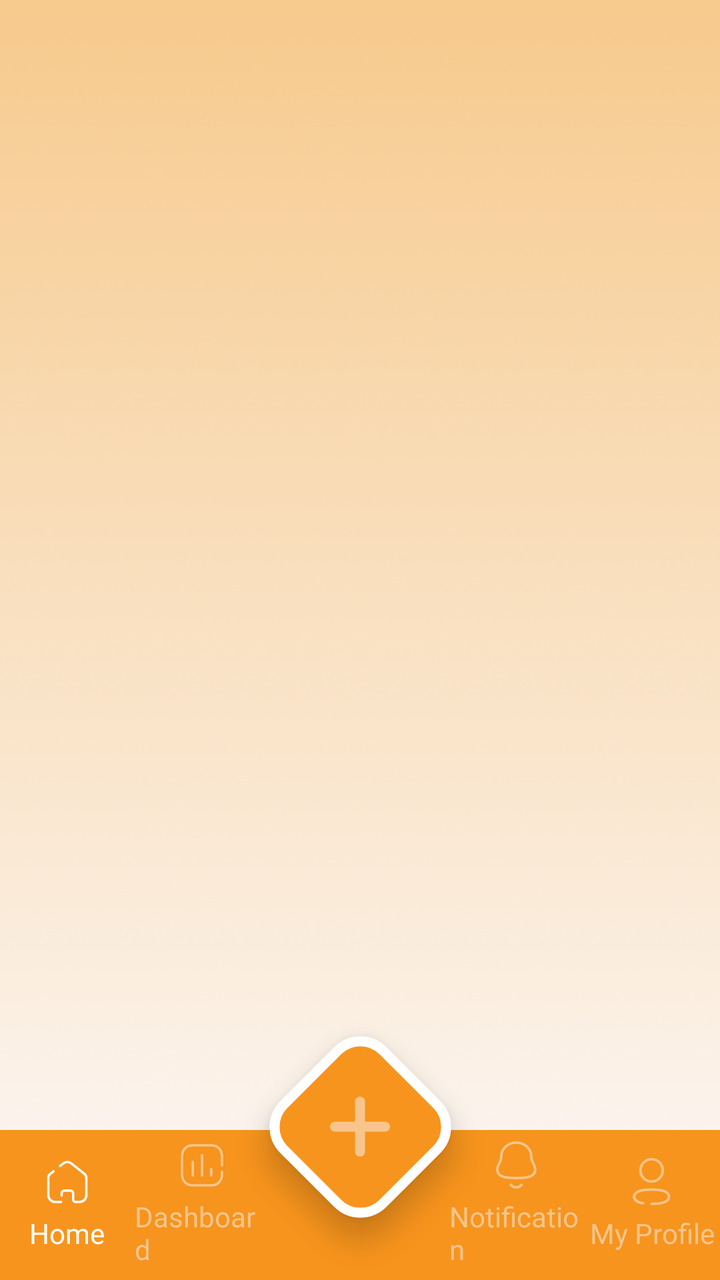
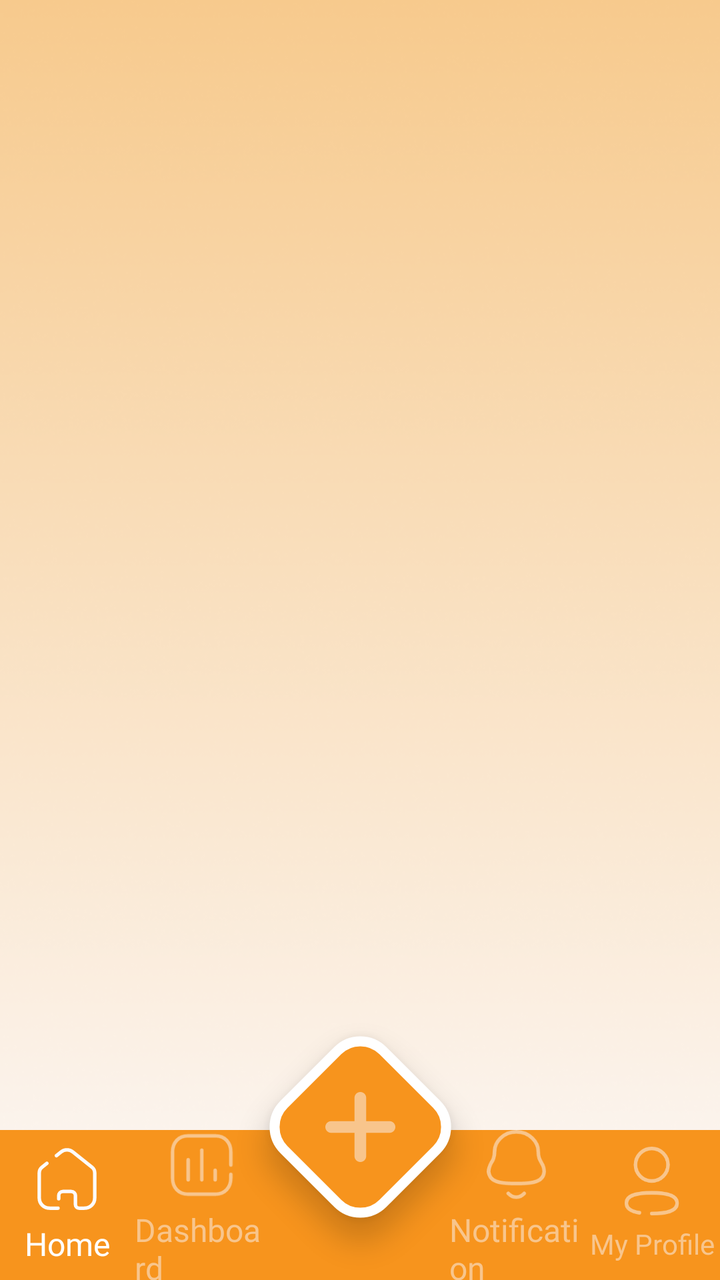

An Android layout rendered at two revisions. The XML below is the earlier revision; the diff shows what the commit changed to produce the second picture.
<!-- AndroidManifest.xml: application theme Theme.Dawnasyon_v1 -->
<!-- res/layout/activity_main.xml -->
<?xml version="1.0" encoding="utf-8"?>
<androidx.constraintlayout.widget.ConstraintLayout xmlns:android="http://schemas.android.com/apk/res/android"
    xmlns:app="http://schemas.android.com/apk/res-auto"
    xmlns:tools="http://schemas.android.com/tools"
    android:id="@+id/bg_main"
    android:layout_width="match_parent"
    android:layout_height="match_parent"
    android:background="#FFF8E1"
    android:clipChildren="false"
    android:clipToPadding="false"
    tools:context=".MainActivity">

    
    
    <FrameLayout
        android:id="@+id/fragment_container"
        android:layout_width="match_parent"
        android:layout_height="0dp"
        app:layout_constraintTop_toTopOf="parent"
        app:layout_constraintBottom_toTopOf="@id/bottom_bar"
        tools:ignore="MissingConstraints" >


        <androidx.constraintlayout.widget.ConstraintLayout
            android:layout_width="match_parent"
            android:layout_height="match_parent">

            <ImageView
                android:id="@+id/imageView4"
                android:layout_width="0dp"
                android:layout_height="0dp"
                android:scaleType="centerCrop"
                app:layout_constraintBottom_toBottomOf="parent"
                app:layout_constraintEnd_toEndOf="parent"
                app:layout_constraintStart_toStartOf="parent"
                app:layout_constraintTop_toTopOf="parent"
                app:srcCompat="@drawable/background" />

        </androidx.constraintlayout.widget.ConstraintLayout>

    </FrameLayout>

    
    <LinearLayout
        android:id="@+id/bottom_bar"
        android:layout_width="match_parent"
        android:layout_height="75dp"
        android:background="#F7941D"
        android:clipChildren="false"
        android:clipToPadding="false"
        android:gravity="center"
        android:orientation="horizontal"
        app:layout_constraintBottom_toBottomOf="parent">

        
        <LinearLayout
            android:layout_width="0dp"
            android:layout_height="match_parent"
            android:layout_weight="2"
            android:gravity="center"
            android:orientation="vertical"
            android:tag="homeTab">

            <ImageView
                android:layout_width="24dp"
                android:layout_height="24dp"
                android:src="@drawable/ic_home"
                />

            <TextView
                android:layout_width="wrap_content"
                android:layout_height="wrap_content"
                android:layout_marginTop="4dp"
                android:fontFamily="@font/dongle"
                android:text="@string/home"
                android:textColor="@android:color/white"
                android:textSize="14sp" />
        </LinearLayout>

        
        <LinearLayout
            android:layout_width="0dp"
            android:layout_height="match_parent"
            android:layout_weight="2"
            android:gravity="center"
            android:orientation="vertical"
            android:tag="dashboardTab">

            <ImageView
                android:layout_width="24dp"
                android:layout_height="24dp"
                android:src="@drawable/ic_dashboard_notselected"
                 />

            <TextView
                android:layout_width="wrap_content"
                android:layout_height="wrap_content"
                android:layout_marginTop="4dp"
                android:fontFamily="@font/dongle"
                android:text="@string/dashboard"
                android:textColor="@color/unselected"
                android:textSize="14sp" />
        </LinearLayout>

        
        <View
            android:layout_width="90dp"
            android:layout_height="match_parent" />

        
        <LinearLayout
            android:layout_width="0dp"
            android:layout_height="match_parent"
            android:layout_weight="2"
            android:gravity="center"
            android:orientation="vertical"
            android:tag="notificationTab">

            <ImageView
                android:layout_width="24dp"
                android:layout_height="24dp"
                android:src="@drawable/ic_notifications_notselected"

                />


            <TextView
                android:layout_width="wrap_content"
                android:layout_height="wrap_content"
                android:layout_marginTop="4dp"
                android:fontFamily="@font/dongle"
                android:text="@string/notification"
                android:textColor="@color/unselected"
                android:textSize="14sp" />
        </LinearLayout>

        
        <LinearLayout
            android:layout_width="0dp"
            android:layout_height="match_parent"
            android:layout_weight="2"
            android:gravity="center"
            android:orientation="vertical"
            android:tag="profileTab">

            <ImageView
                android:layout_width="24dp"
                android:layout_height="24dp"
                android:src="@drawable/ic_profile_notselected"
                />

            <TextView
                android:layout_width="wrap_content"
                android:layout_height="wrap_content"
                android:layout_marginTop="4dp"
                android:fontFamily="@font/dongle"
                android:text="@string/my_profile"
                android:textColor="@color/unselected"
                android:textSize="14sp" />
        </LinearLayout>
    </LinearLayout>

    
    <FrameLayout
        android:id="@+id/center_button"
        android:layout_width="75dp"
        android:layout_height="75dp"
        android:layout_marginBottom="14dp"
        android:clipChildren="false"
        android:clipToPadding="false"
        android:translationY="-25dp"
        app:layout_constraintBottom_toBottomOf="@id/bottom_bar"
        app:layout_constraintEnd_toEndOf="parent"
        app:layout_constraintStart_toStartOf="parent">

        
        <View
            android:id="@+id/diamond_shape"
            android:layout_width="match_parent"
            android:layout_height="match_parent"
            android:background="@drawable/diamond_bg"
            android:elevation="8dp"
            android:rotation="45" />

        
        <ImageView
            android:id="@+id/ic_add_icon"
            android:layout_width="30dp"
            android:layout_height="30dp"
            android:layout_gravity="center"
            android:elevation="10dp"
            android:src="@drawable/ic_add_notselected"
             />

    </FrameLayout>

</androidx.constraintlayout.widget.ConstraintLayout>
<!-- resources referenced by this layout -->
<resources>
  <color name="unselected">#F8C58C</color>
  <!-- drawable diamond_bg (drawable) -->
  <?xml version="1.0" encoding="utf-8"?>
  <selector xmlns:android="http://schemas.android.com/apk/res/android">
  
      
      <item android:state_pressed="true">
          <shape android:shape="rectangle">
              <solid android:color="#E67E00" />
              <corners android:radius="16dp" />
              <stroke android:width="5dp" android:color="#FFFFFF" />
          </shape>
      </item>
  
      
      <item>
          <shape android:shape="rectangle">
              <solid android:color="#F7941D" />
              <corners android:radius="16dp" />
              <stroke android:width="5dp" android:color="#FFFFFF" />
          </shape>
      </item>
  
  </selector>
  <!-- drawable ic_add_notselected (drawable) -->
  <vector xmlns:android="http://schemas.android.com/apk/res/android"
      android:width="30dp"
      android:height="30dp"
      android:viewportWidth="30"
      android:viewportHeight="30">
      <path
          android:pathData="M17.5,2.5C17.5,1.837 17.237,1.201 16.768,0.732C16.299,0.263 15.663,0 15,0C14.337,0 13.701,0.263 13.232,0.732C12.763,1.201 12.5,1.837 12.5,2.5V12.5H2.5C1.837,12.5 1.201,12.763 0.732,13.232C0.263,13.701 0,14.337 0,15C0,15.663 0.263,16.299 0.732,16.768C1.201,17.237 1.837,17.5 2.5,17.5H12.5V27.5C12.5,28.163 12.763,28.799 13.232,29.268C13.701,29.737 14.337,30 15,30C15.663,30 16.299,29.737 16.768,29.268C17.237,28.799 17.5,28.163 17.5,27.5V17.5H27.5C28.163,17.5 28.799,17.237 29.268,16.768C29.737,16.299 30,15.663 30,15C30,14.337 29.737,13.701 29.268,13.232C28.799,12.763 28.163,12.5 27.5,12.5H17.5V2.5Z"
          android:fillColor="#F8c58c"/>
  </vector>
  <!-- drawable ic_notifications_notselected (drawable) -->
  <vector xmlns:android="http://schemas.android.com/apk/res/android"
      android:width="25dp"
      android:height="29dp"
      android:viewportWidth="25"
      android:viewportHeight="29">
      <path
          android:pathData="M12.25,22.191C19.879,22.191 23.409,21.212 23.75,17.284C23.75,13.358 21.289,13.61 21.289,8.793C21.289,5.031 17.723,0.75 12.25,0.75C6.777,0.75 3.211,5.031 3.211,8.793C3.211,13.61 0.75,13.358 0.75,17.284C1.092,21.227 4.622,22.191 12.25,22.191Z"
          android:strokeLineJoin="round"
          android:strokeWidth="1.5"
          android:fillColor="#00000000"
          android:fillType="evenOdd"
          android:strokeColor="#F8c58c"
          android:strokeLineCap="round"/>
      <path
          android:pathData="M15.482,26.263C13.636,28.312 10.757,28.336 8.894,26.263"
          android:strokeLineJoin="round"
          android:strokeWidth="1.5"
          android:fillColor="#00000000"
          android:strokeColor="#F8c58c"
          android:strokeLineCap="round"/>
  </vector>
  <string name="dashboard" translatable="false">Dashboard</string>
  <string name="home" translatable="false">Home</string>
  <string name="my_profile">My Profile</string>
  <string name="notification">Notification</string>
  <style name="Theme.Dawnasyon_v1" parent="Base.Theme.Dawnasyon_v1" />
  <style name="Base.Theme.Dawnasyon_v1" parent="Theme.Material3.Light.NoActionBar">
          
          
      </style>
  <!-- unchanged entries left out for length: 4 -->
</resources>

<!-- the commit's change to res/layout/activity_main.xml (unified diff, before → after) -->
@@ -62,8 +62,8 @@
             android:tag="homeTab">
 
             <ImageView
-                android:layout_width="24dp"
-                android:layout_height="24dp"
+                android:layout_width="35dp"
+                android:layout_height="35dp"
                 android:src="@drawable/ic_home"
                 />
 
@@ -74,7 +74,7 @@
                 android:fontFamily="@font/dongle"
                 android:text="@string/home"
                 android:textColor="@android:color/white"
-                android:textSize="14sp" />
+                android:textSize="16sp" />
         </LinearLayout>
 
         
@@ -87,8 +87,8 @@
             android:tag="dashboardTab">
 
             <ImageView
-                android:layout_width="24dp"
-                android:layout_height="24dp"
+                android:layout_width="35dp"
+                android:layout_height="35dp"
                 android:src="@drawable/ic_dashboard_notselected"
                  />
 
@@ -99,7 +99,7 @@
                 android:fontFamily="@font/dongle"
                 android:text="@string/dashboard"
                 android:textColor="@color/unselected"
-                android:textSize="14sp" />
+                android:textSize="16sp" />
         </LinearLayout>
 
         
@@ -117,8 +117,8 @@
             android:tag="notificationTab">
 
             <ImageView
-                android:layout_width="24dp"
-                android:layout_height="24dp"
+                android:layout_width="35dp"
+                android:layout_height="35dp"
                 android:src="@drawable/ic_notifications_notselected"
 
                 />
@@ -131,7 +131,7 @@
                 android:fontFamily="@font/dongle"
                 android:text="@string/notification"
                 android:textColor="@color/unselected"
-                android:textSize="14sp" />
+                android:textSize="16sp" />
         </LinearLayout>
 
         
@@ -144,8 +144,8 @@
             android:tag="profileTab">
 
             <ImageView
-                android:layout_width="24dp"
-                android:layout_height="24dp"
+                android:layout_width="35dp"
+                android:layout_height="35dp"
                 android:src="@drawable/ic_profile_notselected"
                 />
 
@@ -185,8 +185,8 @@
         
         <ImageView
             android:id="@+id/ic_add_icon"
-            android:layout_width="30dp"
-            android:layout_height="30dp"
+            android:layout_width="35dp"
+            android:layout_height="35dp"
             android:layout_gravity="center"
             android:elevation="10dp"
             android:src="@drawable/ic_add_notselected"
